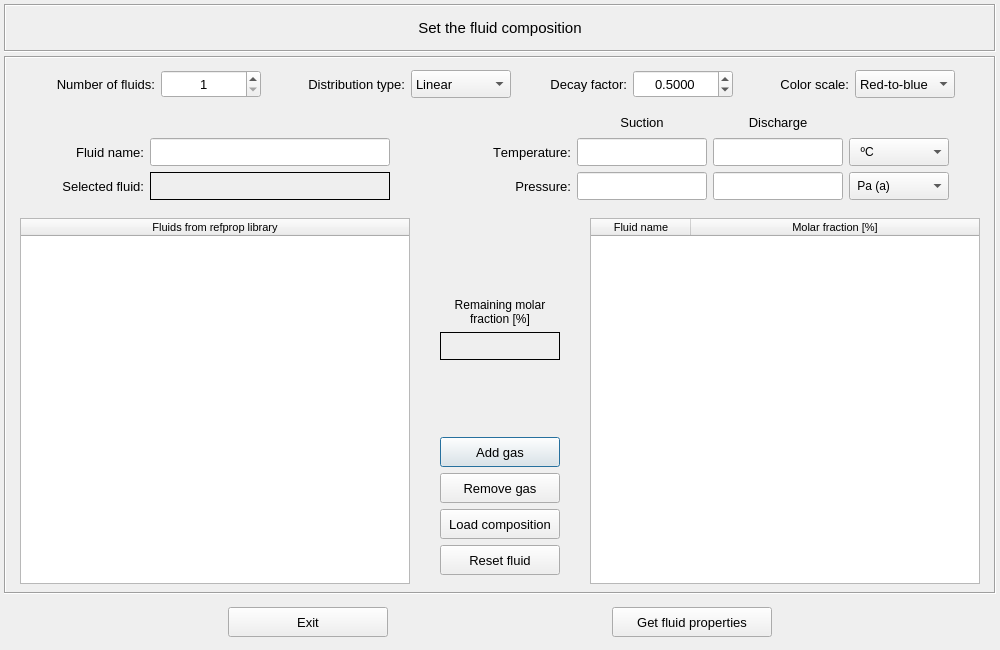
Qt form vibra/interface/data/ui_files/model/setup/fluid/set_fluid_composition_input.ui (MOPT-UFSC/VIBRA) before a commit.
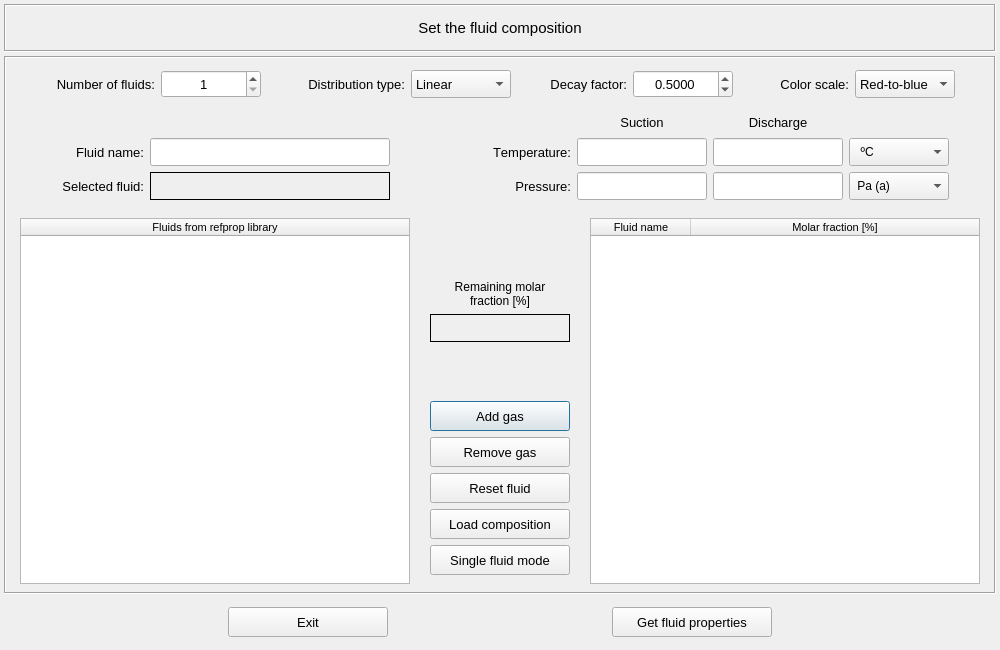
The same form after that commit.

Commit message: Create the single and multi-fluids mode

Patch:
```diff
--- a/vibra/interface/data/ui_files/model/setup/fluid/set_fluid_composition_input.ui
+++ b/vibra/interface/data/ui_files/model/setup/fluid/set_fluid_composition_input.ui
@@ -213,13 +213,13 @@
               <widget class="QLabel" name="label_remaining_composition">
                <property name="minimumSize">
                 <size>
-                 <width>120</width>
+                 <width>130</width>
                  <height>28</height>
                 </size>
                </property>
                <property name="maximumSize">
                 <size>
-                 <width>120</width>
+                 <width>140</width>
                  <height>28</height>
                 </size>
                </property>
@@ -264,13 +264,13 @@
               <widget class="QPushButton" name="pushButton_add_gas">
                <property name="minimumSize">
                 <size>
-                 <width>120</width>
+                 <width>130</width>
                  <height>30</height>
                 </size>
                </property>
                <property name="maximumSize">
                 <size>
-                 <width>120</width>
+                 <width>140</width>
                  <height>30</height>
                 </size>
                </property>
@@ -287,17 +287,17 @@
                </property>
               </widget>
              </item>
-             <item row="8" column="0">
-              <widget class="QPushButton" name="pushButton_reset_fluid">
+             <item row="9" column="0">
+              <widget class="QPushButton" name="pushButton_fluid_configuration_mode">
                <property name="minimumSize">
                 <size>
-                 <width>120</width>
+                 <width>130</width>
                  <height>30</height>
                 </size>
                </property>
                <property name="maximumSize">
                 <size>
-                 <width>120</width>
+                 <width>140</width>
                  <height>30</height>
                 </size>
                </property>
@@ -310,7 +310,7 @@
                 <string notr="true"/>
                </property>
                <property name="text">
-                <string>Reset fluid</string>
+                <string>Single fluid mode</string>
                </property>
               </widget>
              </item>
@@ -327,17 +327,17 @@
                </property>
               </spacer>
              </item>
-             <item row="7" column="0">
+             <item row="8" column="0">
               <widget class="QPushButton" name="pushButton_load_composition">
                <property name="minimumSize">
                 <size>
-                 <width>120</width>
+                 <width>130</width>
                  <height>30</height>
                 </size>
                </property>
                <property name="maximumSize">
                 <size>
-                 <width>120</width>
+                 <width>140</width>
                  <height>30</height>
                 </size>
                </property>
@@ -358,13 +358,13 @@
               <widget class="QPushButton" name="pushButton_remove_gas">
                <property name="minimumSize">
                 <size>
-                 <width>120</width>
+                 <width>130</width>
                  <height>30</height>
                 </size>
                </property>
                <property name="maximumSize">
                 <size>
-                 <width>120</width>
+                 <width>140</width>
                  <height>30</height>
                 </size>
                </property>
@@ -385,13 +385,13 @@
               <widget class="QLabel" name="label_title_remaining_fraction">
                <property name="minimumSize">
                 <size>
-                 <width>120</width>
+                 <width>130</width>
                  <height>0</height>
                 </size>
                </property>
                <property name="maximumSize">
                 <size>
-                 <width>120</width>
+                 <width>140</width>
                  <height>36</height>
                 </size>
                </property>
@@ -412,6 +412,33 @@
                </property>
               </widget>
              </item>
+             <item row="7" column="0">
+              <widget class="QPushButton" name="pushButton_reset_fluid">
+               <property name="minimumSize">
+                <size>
+                 <width>130</width>
+                 <height>30</height>
+                </size>
+               </property>
+               <property name="maximumSize">
+                <size>
+                 <width>140</width>
+                 <height>30</height>
+                </size>
+               </property>
+               <property name="font">
+                <font>
+                 <pointsize>10</pointsize>
+                </font>
+               </property>
+               <property name="styleSheet">
+                <string notr="true"/>
+               </property>
+               <property name="text">
+                <string>Reset fluid</string>
+               </property>
+              </widget>
+             </item>
             </layout>
            </widget>
           </item>
```
Left out of the diff: 17 changed lines with no effect on the pictures. The commit also changes 2 other files.
